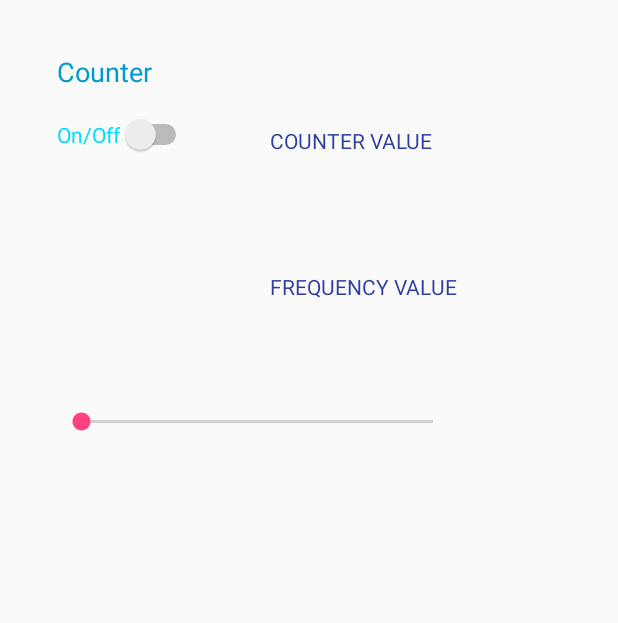
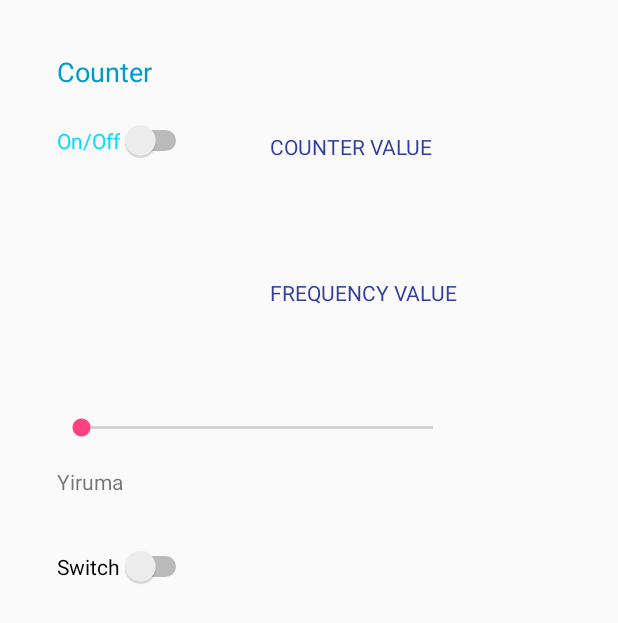
Before and after one commit to EmilyBowens/EmilyBowens, an Android app: the layout activity_main.xml on its own in the app's theme, with its tools: preview values and no code run, on a phone screen of 412 x 824 dp. Shown: the top 623 px of the screen. Run offline under Robolectric (Android 15) with nearby library versions, the phone set to English and light mode, and no system bars.

Commit message:
Switch and song

```diff
--- a/app/src/main/java/com/csis/lab04/MainActivity.java
+++ b/app/src/main/java/com/csis/lab04/MainActivity.java
@@ -27,10 +27,10 @@ import java.util.Arrays;
 
 public class MainActivity extends AppCompatActivity {
 
-    private static final R = ;
     private PdUiDispatcher dispatcher; //must declare this to use later, used to receive data from sendEvents
 
-    private SeekBar slider1:
+    private SeekBar slider1;
+    float slide1Value = 0.0f;
 
     TextView myCounter;
 
@@ -41,6 +41,7 @@ public class MainActivity extends AppCompatActivity {
 
 
         Switch onOffSwitch = (Switch) findViewById(R.id.onOffSwitch);//declared the switch here pointing to id onOffSwitch
+        Switch switch2 = (Switch) findViewById(R.id.switch2);//declared the switch here pointing to id onOffSwitch
 
         myCounter = (TextView) findViewById(R.id.counter);
         myCounter = (TextView) findViewById(R.id.fcounter);
@@ -73,6 +74,18 @@ public class MainActivity extends AppCompatActivity {
 
             }
         });
+
+        //Check to see if switch2 value changes
+        switch2.setOnCheckedChangeListener(new CompoundButton.OnCheckedChangeListener() {
+            @Override
+            public void onCheckedChanged(CompoundButton buttonView, boolean isChecked) {
+                float val = (isChecked) ?  1.0f : 0.0f; // value = (get value of isChecked, if true val = 1.0f, if false val = 0.0f)
+                sendFloatPD("onOff", val); //send value to patch, receiveEvent names onOff
+
+            }
+        });
+
+
 
         try { // try the code below, catch errors if things go wrong
             initPD(); //method is below to start PD
--- a/app/src/main/res/layout/activity_main.xml
+++ b/app/src/main/res/layout/activity_main.xml
@@ -9,17 +9,6 @@
     android:paddingTop="@dimen/activity_vertical_margin"
     tools:context="com.csis.lab04.MainActivity">
 
-
-    <Switch
-        android:text="On/Off"
-        android:layout_width="wrap_content"
-        android:layout_height="wrap_content"
-        android:layout_marginTop="60dp"
-        android:id="@+id/onOffSwitch"
-        android:layout_alignParentTop="true"
-        android:layout_alignParentStart="true"
-        android:layout_marginStart="22dp"
-        android:textColor="@android:color/holo_blue_bright" />
 
     <TextView
         android:text="Counter"
@@ -62,4 +51,33 @@
         android:layout_alignEnd="@+id/fcounter"
         android:layout_alignStart="@+id/onOffSwitch" />
 
+    <Switch
+        android:text="Switch"
+        android:layout_width="wrap_content"
+        android:layout_height="wrap_content"
+        android:layout_marginTop="70dp"
+        android:id="@+id/switch2"
+        android:layout_below="@+id/slider1"
+        android:layout_toStartOf="@+id/counter" />
+
+    <TextView
+        android:text="Yiruma"
+        android:layout_width="wrap_content"
+        android:layout_height="wrap_content"
+        android:layout_below="@+id/slider1"
+        android:layout_alignStart="@+id/switch2"
+        android:layout_marginTop="17dp"
+        android:id="@+id/textView2" />
+
+    <Switch
+        android:text="On/Off"
+        android:layout_width="wrap_content"
+        android:layout_height="wrap_content"
+        android:layout_marginTop="20dp"
+        android:id="@+id/onOffSwitch"
+        android:layout_marginStart="22dp"
+        android:textColor="@android:color/holo_blue_bright"
+        android:layout_below="@+id/textView3"
+        android:layout_alignParentStart="true" />
+
 </RelativeLayout>
```
Also changed, not shown: 5 other files.
